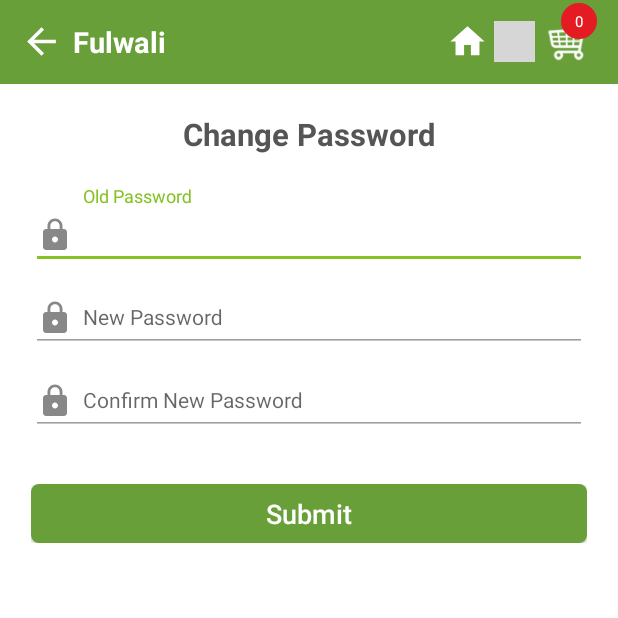
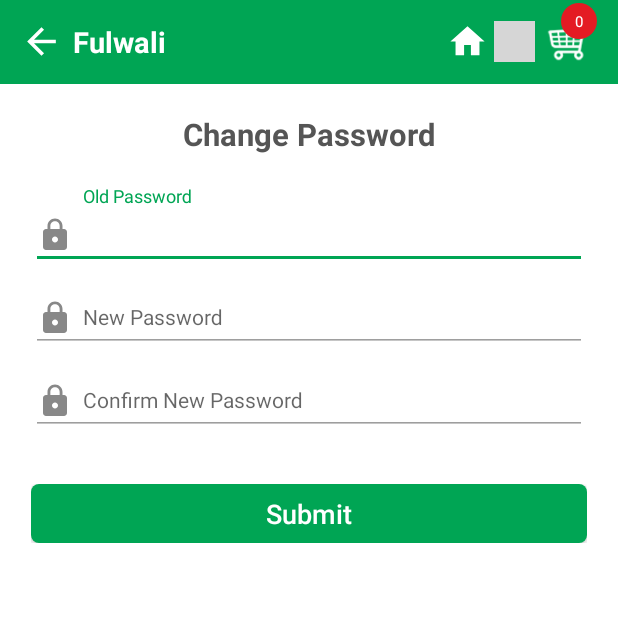
Before and after one commit to avik1990/Fulwari, an Android app: the ChangePasswordActivity screen opened directly, with no data from a screen before it, on a phone screen of 412 x 824 dp, the top half of it. Run offline under Robolectric (Android 15) with nearby library versions, the phone set to English and light mode, and no system bars; our stand-ins replace sdp/ssp sizes; Roboto replaces fonts that are not available here; grey boxes are pictures that could not be loaded.

Commit message:
Url change

```diff
--- a/app/build.gradle
+++ b/app/build.gradle
@@ -6,8 +6,8 @@ android {
         applicationId "com.app.Fulwali"
         minSdkVersion 21
         targetSdkVersion 28
-        versionCode 1
-        versionName "1.0"
+        versionCode 2
+        versionName "1.1"
         testInstrumentationRunner "android.support.test.runner.AndroidJUnitRunner"
        // ndk.abiFilters 'armeabi-v7a','arm64-v8a','x86','x86_64'
     }
--- a/app/src/main/res/values/colors.xml
+++ b/app/src/main/res/values/colors.xml
@@ -1,10 +1,10 @@
 <?xml version="1.0" encoding="utf-8"?>
 <resources>
-    <color name="colorPrimary">#84C225</color>
-    <color name="colorPrimaryDark">#537E2C</color>
-    <color name="colorAccent">#84C225</color>
+    <color name="colorPrimary">#00A554</color>
+    <color name="colorPrimaryDark">#017B3C</color>
+    <color name="colorAccent">#00A554</color>
 
-    <color name="green">#689F39</color>
+    <color name="green">#00A554</color>
     <color name="gray">#EEEEEE</color>
     <color name="gray_divider">#888888</color>
     <color name="yellow">#FF9F00</color>
--- a/app/src/main/res/values/strings.xml
+++ b/app/src/main/res/values/strings.xml
@@ -1,8 +1,9 @@
 <resources>
     <string name="app_name">Fulwali</string>
     <string name="no_internet_msg">No Internet Connection</string>
-
-    <string name="base_url">http://www.mbazaaronline.co.in/webservice/</string>
+<!--
+    <string name="base_url">http://www.mbazaaronline.co.in/webservice/</string>-->
+    <string name="base_url">http://www.rajtutorialgroup.com/fulwari/webservice/</string>
 
     <string name="share_pkg" translatable="false">Fulwali \n Download now.\n\nhttps://play.google.com/store/apps/details?id= </string>
     <string name="green_color">#e41b23</string>
```
Also changed, not shown: app/src/main/res/drawable-mdpi/splash_screen.png (deleted), app/src/main/res/drawable/splash_screen.png (renamed from app/src/main/res/drawable-hdpi/splash_screen.png), app/src/main/res/mipmap-hdpi/ic_launcher.png, app/src/main/res/mipmap-hdpi/ic_launcher_round.png, app/src/main/res/mipmap-mdpi/ic_launcher.png, app/src/main/res/mipmap-mdpi/ic_launcher_round.png, app/src/main/res/mipmap-xhdpi/ic_launcher.png, app/src/main/res/mipmap-xhdpi/ic_launcher_round.png, app/src/main/res/mipmap-xxhdpi/ic_launcher.png, app/src/main/res/mipmap-xxhdpi/ic_launcher_round.png, app/src/main/res/mipmap-xxxhdpi/ic_launcher.png, app/src/main/res/mipmap-xxxhdpi/ic_launcher_round.png, 2 other files.
